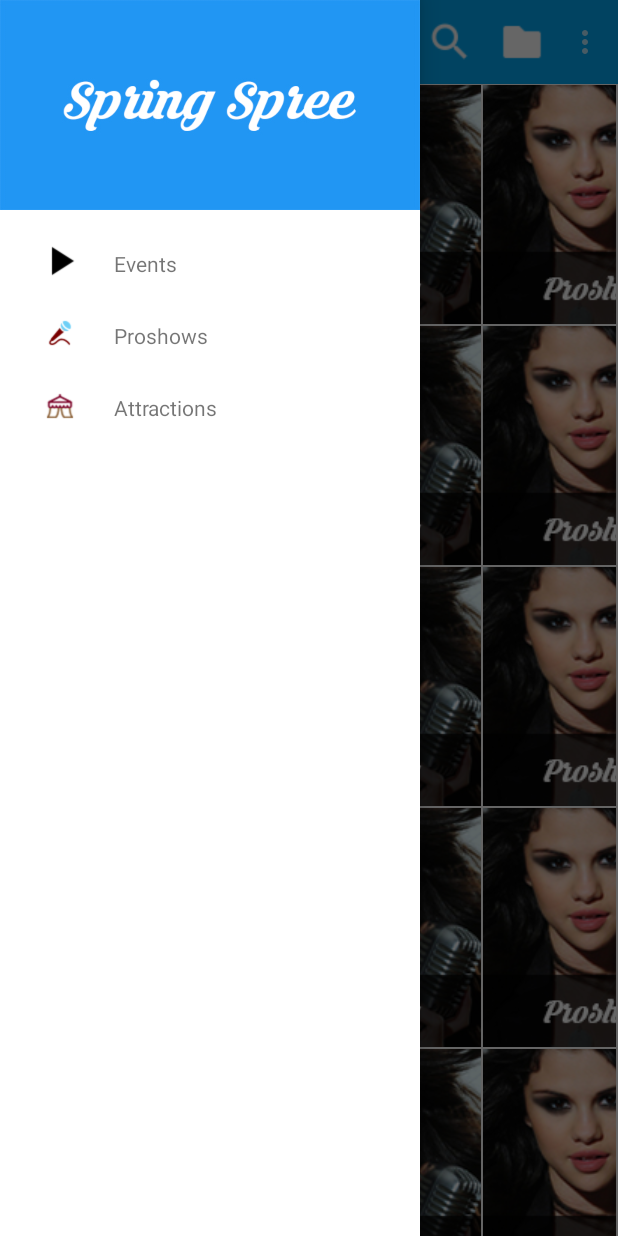
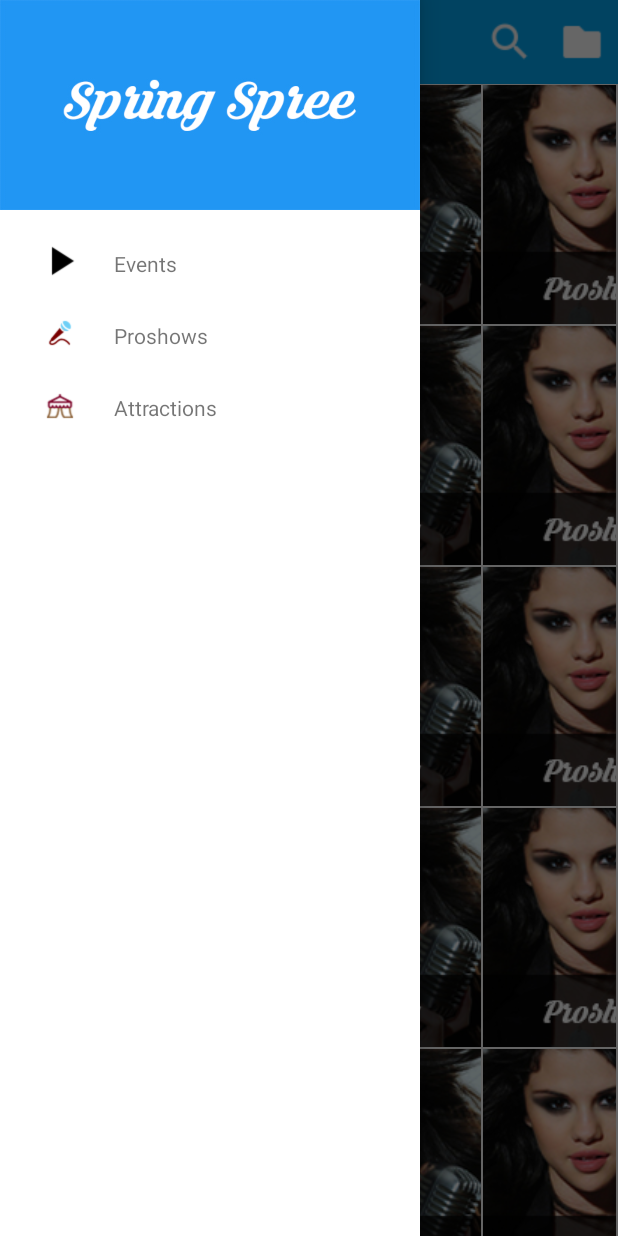
Before and after one commit to Nabagata/Spree_app, an Android app: the screen it shows after launch (SpreeMain), on a phone screen of 412 x 824 dp. Run offline under Robolectric (Android 15) with nearby library versions, the phone set to English and light mode, and no system bars.

Commit message:
layout base done

```diff
--- a/app/src/main/java/com/spree/spree_app/Notify.java
+++ b/app/src/main/java/com/spree/spree_app/Notify.java
@@ -38,10 +38,10 @@ public class Notify extends ActionBarActivity {
         int id = item.getItemId();
 
         //noinspection SimplifiableIfStatement
-        if (id == R.id.action_settings) {
+      /*  if (id == R.id.action_settings) {
             return true;
         }
-
+*/
         if (id == android.R.id.home) {
             NavUtils.navigateUpFromSameTask(this);
         }
--- a/app/src/main/java/com/spree/spree_app/SpreeMain.java
+++ b/app/src/main/java/com/spree/spree_app/SpreeMain.java
@@ -103,9 +103,9 @@ public class SpreeMain extends ActionBarActivity {
         int id = item.getItemId();
 
         //noinspection SimplifiableIfStatement
-        if (id == R.id.action_settings) {
+        /*if (id == R.id.action_settings) {
             return true;
-        }
+        }*/
         if (id == R.id.notify_img){
             Intent I=new Intent(this,Notify.class);
             startActivity(I);
--- a/app/src/main/res/menu/menu_spree_main.xml
+++ b/app/src/main/res/menu/menu_spree_main.xml
@@ -2,11 +2,11 @@
     xmlns:app="http://schemas.android.com/apk/res-auto"
     xmlns:tools="http://schemas.android.com/tools"
     tools:context="com.spree.spree_app.SpreeMain">
-    <item
+   <!-- <item
         android:id="@+id/action_settings"
         android:orderInCategory="100"
         android:title="@string/action_settings"
-        app:showAsAction="never" />
+        app:showAsAction="never" />-->
     <item
         android:id="@+id/search_img"
         android:icon="@drawable/search"
```
Also changed, not shown: app/src/main/res/menu/menu_notify.xml (+7 -3 lines).
